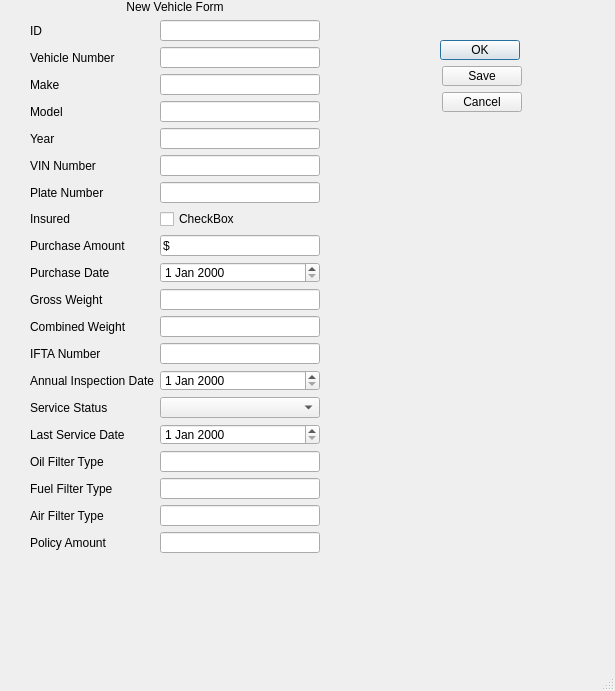
Old version of the form SoftwareApplication/newvehicle.ui in the repository mkalikas/InventoryTracking.
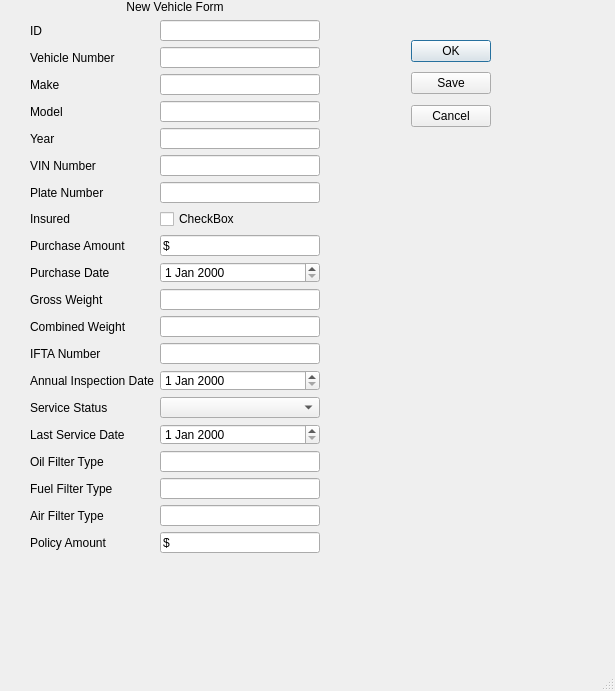
New version of the form.

The edit to the form file:
```diff
--- a/SoftwareApplication/newvehicle.ui
+++ b/SoftwareApplication/newvehicle.ui
@@ -268,6 +268,9 @@
         </item>
         <item row="19" column="1">
          <widget class="QLineEdit" name="lineEdit_18">
+          <property name="text">
+           <string>$</string>
+          </property>
           <property name="clearButtonEnabled">
            <bool>false</bool>
           </property>
@@ -346,13 +349,16 @@
   <widget class="QWidget" name="">
    <property name="geometry">
     <rect>
-     <x>440</x>
+     <x>411</x>
      <y>40</y>
-     <width>82</width>
-     <height>72</height>
+     <width>111</width>
+     <height>91</height>
     </rect>
    </property>
    <layout class="QVBoxLayout" name="verticalLayout_2">
+    <property name="sizeConstraint">
+     <enum>QLayout::SetDefaultConstraint</enum>
+    </property>
     <item>
      <widget class="QDialogButtonBox" name="okButton">
       <property name="focusPolicy">
@@ -368,6 +374,12 @@
     </item>
     <item>
      <widget class="QDialogButtonBox" name="saveButton">
+      <property name="toolTip">
+       <string>&lt;html&gt;&lt;head/&gt;&lt;body&gt;&lt;p&gt;Save&lt;/p&gt;&lt;/body&gt;&lt;/html&gt;</string>
+      </property>
+      <property name="orientation">
+       <enum>Qt::Vertical</enum>
+      </property>
       <property name="standardButtons">
        <set>QDialogButtonBox::Save</set>
       </property>
@@ -375,6 +387,12 @@
     </item>
     <item>
      <widget class="QDialogButtonBox" name="cancelButton">
+      <property name="toolTip">
+       <string>&lt;html&gt;&lt;head/&gt;&lt;body&gt;&lt;p&gt;Cancel without saving&lt;/p&gt;&lt;/body&gt;&lt;/html&gt;</string>
+      </property>
+      <property name="orientation">
+       <enum>Qt::Vertical</enum>
+      </property>
       <property name="standardButtons">
        <set>QDialogButtonBox::Cancel</set>
       </property>
```
Left out of the diff: 57 changed lines with no effect on the pictures.
